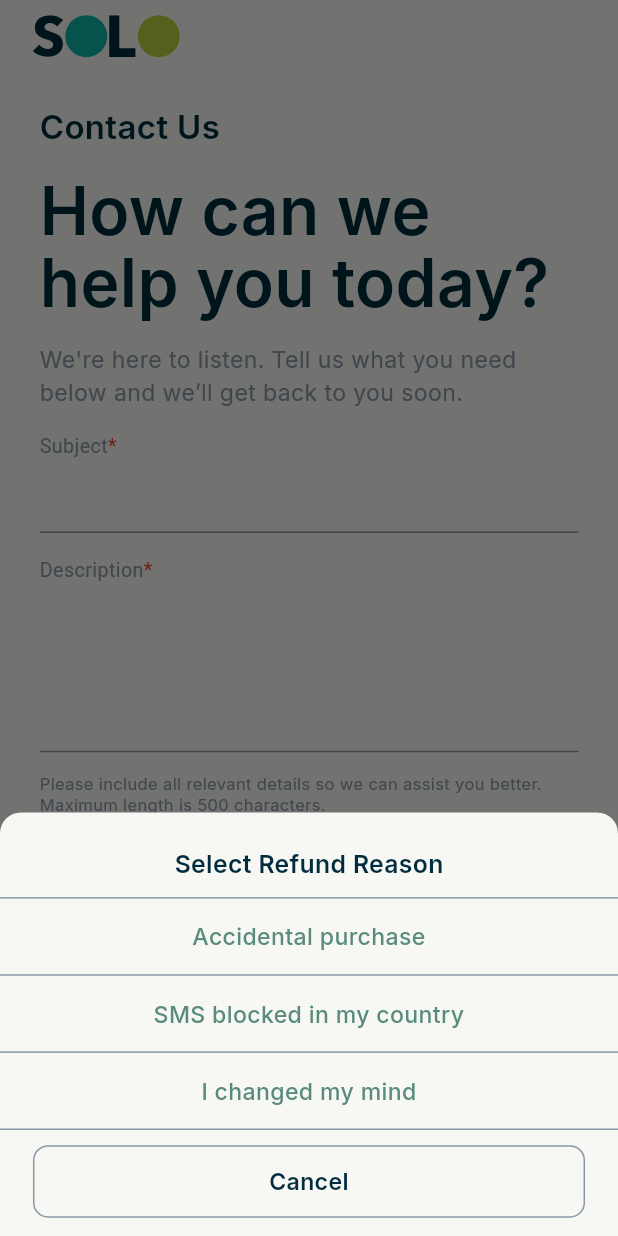
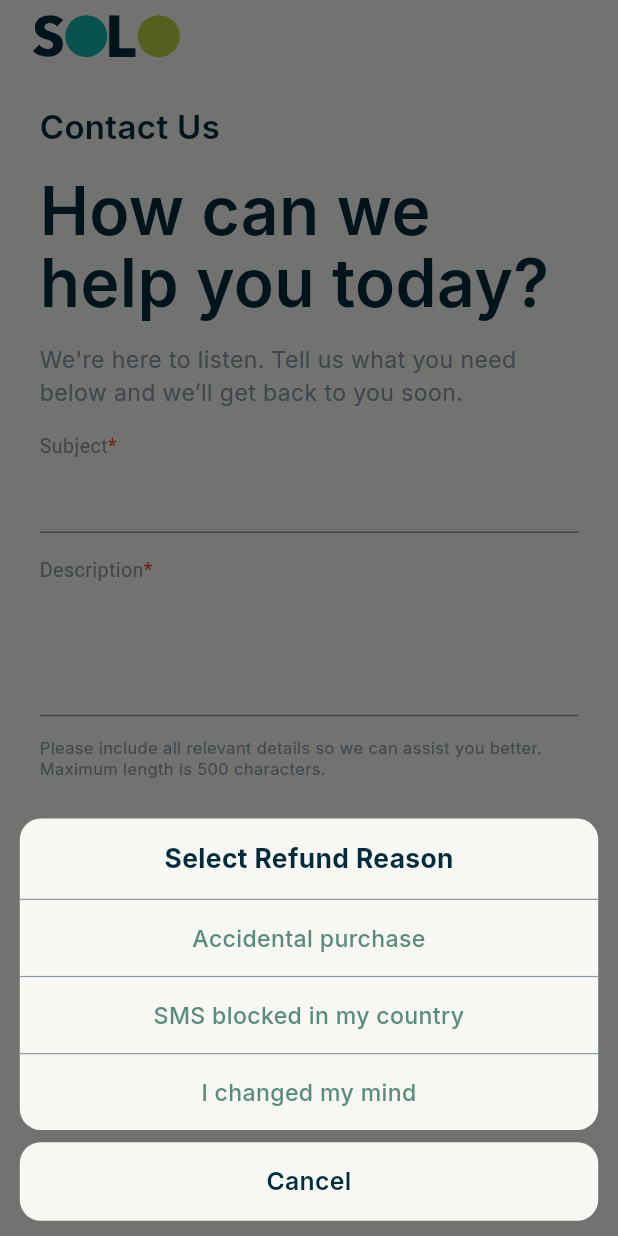
Before and after one commit to Technoviaan/Solo-app-flutter, a Flutter app: the ContactUsPage screen opened directly, after a tap on "This is a refund request", on a phone screen of 412 x 824 dp. Run offline on Flutter 3.47's test engine with Material 3 defaults, Android fonts, the phone set to English and light mode, and no system bars; our stand-ins replace app_links, audioplayers, country_code_picker, firebase_core, firebase_messaging, flutter_bloc and 9 more; missing offline and left inert: alarm, android_intent_plus, libphonenumber_plugin; accounts and stored records are empty.

Commit message:
1st commit

```diff
--- a/lib/home/contact_us_page.dart
+++ b/lib/home/contact_us_page.dart
@@ -10,7 +10,6 @@
 import '../core/storage/token_storage.dart';
 import '../core/utils/app_size.dart';
 
-/// Self-Signed / IP HTTPS SSL Bypass Handler (VPS Direct IP testing ke liye)
 class MyHttpOverrides extends HttpOverrides {
   @override
   HttpClient createHttpClient(SecurityContext? context) {
@@ -35,7 +34,7 @@
 
   // ============ REFUND REQUEST STATE ============
   bool isRefundRequest = false;
-  String? refundReason; // null until user picks one from the action sheet
+  String? refundReason;
 
   static const List<String> refundReasonOptions = [
     "Accidental purchase",
@@ -120,44 +119,53 @@
     print("================= REFUND CHECKBOX HANDLED =================\n");
   }
 
-  // ================= ACTION SHEET (Select Refund Reason) =================
+  // ================= ACTION SHEET =================
   Future<String?> _showRefundReasonSheet() {
     return showModalBottomSheet<String>(
       context: context,
-      backgroundColor: const Color(0xFFF7F8F3),
+      backgroundColor: Colors.transparent,
       isScrollControlled: false,
-      shape: const RoundedRectangleBorder(
-        borderRadius: BorderRadius.vertical(top: Radius.circular(14)),
-      ),
       builder: (sheetContext) {
         return SafeArea(
           child: Padding(
-            padding: EdgeInsets.symmetric(vertical: AppSize.h(12)),
+            padding: EdgeInsets.symmetric(horizontal: AppSize.w(12), vertical: AppSize.h(10)),
             child: Column(
               mainAxisSize: MainAxisSize.min,
               children: [
+                Container(
+                  decoration: BoxDecoration(
+                    color: const Color(0xFFF7F8F3),
+                    borderRadius: BorderRadius.circular(14),
+                  ),
+                  child: Column(
+                    mainAxisSize: MainAxisSize.min,
+                    children: [
+                      // Header Title
                       Padding(
-                  padding: EdgeInsets.symmetric(vertical: AppSize.h(10)),
+                        padding: EdgeInsets.symmetric(vertical: AppSize.h(14)),
                         child: Text(
                           "Select Refund Reason",
                           style: TextStyle(
-                      fontSize: AppSize.sp(15),
-                      fontWeight: FontWeight.w600,
+                            fontSize: AppSize.sp(16),
+                            fontWeight: FontWeight.w700,
                             color: const Color(0xFF002C3E),
                           ),
                         ),
                       ),
-                const Divider(height: 1, color: Color(0xFF8A99A6)),
-                for (final reason in refundReasonOptions) ...[
+                      const Divider(height: 1, thickness: 0.8, color: Color(0xFF8A99A6)),
+
+                      // Reason Options List
+                      for (int i = 0; i < refundReasonOptions.length; i++) ...[
                         InkWell(
                           onTap: () {
-                      print("[REFUND SHEET] Option tapped: '$reason'");
-                      Navigator.pop(sheetContext, reason);
+                            print("[REFUND SHEET] Option tapped: '${refundReasonOptions[i]}'");
+                            Navigator.pop(sheetContext, refundReasonOptions[i]);
                           },
-                    child: Padding(
-                      padding: EdgeInsets.symmetric(vertical: AppSize.h(14), horizontal: AppSize.w(20)),
+                          child: Container(
+                            width: double.infinity,
+                            padding: EdgeInsets.symmetric(vertical: AppSize.h(14), horizontal: AppSize.w(16)),
                             child: Text(
-                        reason,
+                              refundReasonOptions[i],
                               textAlign: TextAlign.center,
                               style: TextStyle(
                                 fontSize: AppSize.sp(14),
@@ -167,9 +175,15 @@
                             ),
                           ),
                         ),
-                  const Divider(height: 1, color: Color(0xFF8A99A6)),
+                        if (i < refundReasonOptions.length - 1)
+                          const Divider(height: 1, thickness: 0.8, color: Color(0xFF8A99A6)),
                       ],
-                SizedBox(height: AppSize.h(10)),
+                    ],
+                  ),
+                ),
+
+                SizedBox(height: AppSize.h(8)),
+
                 GestureDetector(
                   onTap: () {
                     print("[REFUND SHEET] Cancel tapped.");
@@ -177,18 +191,16 @@
                   },
                   child: Container(
                     width: double.infinity,
-                    margin: EdgeInsets.symmetric(horizontal: AppSize.w(20)),
-                    padding: EdgeInsets.symmetric(vertical: AppSize.h(12)),
+                    padding: EdgeInsets.symmetric(vertical: AppSize.h(14)),
                     decoration: BoxDecoration(
                       color: const Color(0xFFF7F8F3),
-                      borderRadius: BorderRadius.circular(10),
-                      border: Border.all(color: const Color(0xFF8A99A6)),
+                      borderRadius: BorderRadius.circular(14),
                     ),
                     child: Text(
                       "Cancel",
                       textAlign: TextAlign.center,
                       style: TextStyle(
-                        fontSize: AppSize.sp(14),
+                        fontSize: AppSize.sp(15),
                         fontWeight: FontWeight.w600,
                         color: const Color(0xFF002C3E),
                       ),
@@ -232,7 +244,7 @@
       print("[VALIDATION ERROR] Description exceeds $maxDescriptionLength chars.");
       print("--------------------------------------------------------\n");
       ScaffoldMessenger.of(context).showSnackBar(
-        SnackBar(
+        const SnackBar(
           content: Text("Description must be under $maxDescriptionLength characters."),
           backgroundColor: Colors.redAccent,
         ),
@@ -294,7 +306,7 @@
       print("[API] Sending request to VPS host...");
 
       final streamedResponse = await client.send(request).timeout(
-        const Duration(seconds: 30), // VPS par sleep issue nahi hota, so 30s timeout is enough
+        const Duration(seconds: 30),
         onTimeout: () {
           print("[API TIMEOUT] No response after 30s (elapsed: ${stopwatch.elapsedMilliseconds}ms)");
           throw TimeoutException("VPS Server request timed out after 30 seconds.");
@@ -468,7 +480,7 @@
                     ),
                     TextField(
                       controller: descriptionController,
-                      maxLines: 4,
+                      maxLines: 3,
                       maxLength: maxDescriptionLength,
                       enabled: !isSubmitting,
                       decoration: const InputDecoration(
@@ -576,7 +588,7 @@
                               style: TextStyle(
                                 color: const Color(0xFF8A99A6),
                                 fontSize: AppSize.sp(12),
-                                fontWeight: FontWeight.w500,
+                                fontWeight: isRefundRequest ? FontWeight.w600 : FontWeight.w500,
                               ),
                             ),
                           ),
```
Lines whose indentation alone changed are shown as unchanged.
